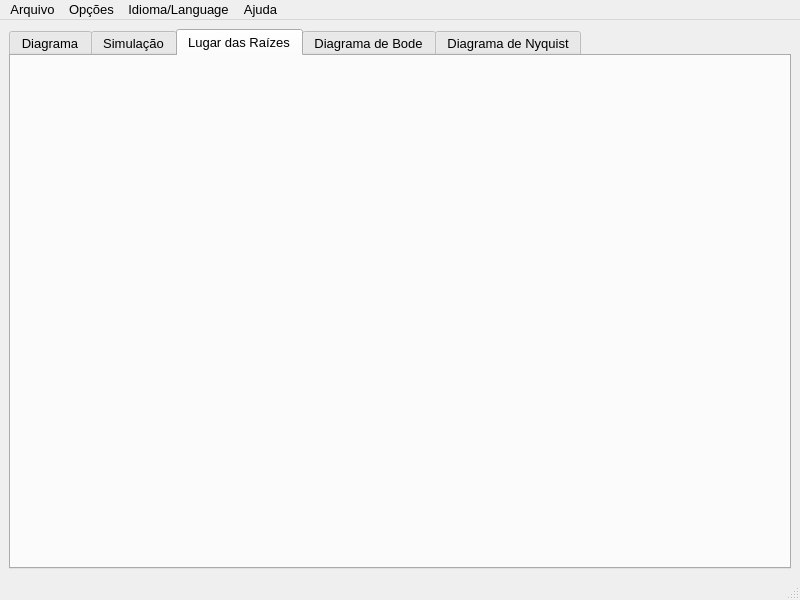
The window that LabControle2/MainWindow.ui (miguelmoreto/labcontrole) describes before a commit, drawn with Qt 5.
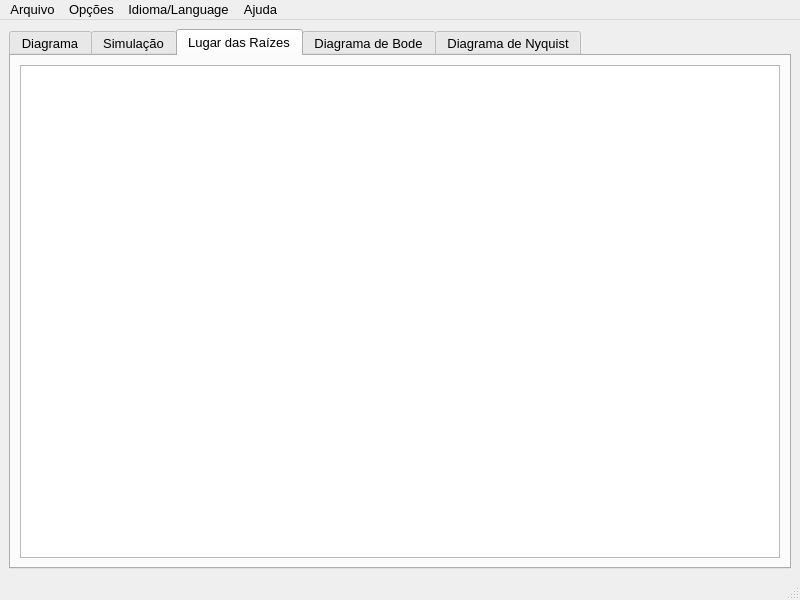
The same window after the commit. The open tabs and pages were chosen to show the change. Custom widgets are drawn as their Qt base class.

Patch:
```diff
--- a/LabControle2/MainWindow.ui
+++ b/LabControle2/MainWindow.ui
@@ -307,6 +307,18 @@
        <attribute name="title">
         <string>Lugar das Raízes</string>
        </attribute>
+       <layout class="QHBoxLayout" name="horizontalLayout_3">
+        <item>
+         <widget class="QGraphicsView" name="graphicsView">
+          <property name="transformationAnchor">
+           <enum>QGraphicsView::AnchorUnderMouse</enum>
+          </property>
+          <property name="viewportUpdateMode">
+           <enum>QGraphicsView::FullViewportUpdate</enum>
+          </property>
+         </widget>
+        </item>
+       </layout>
       </widget>
       <widget class="QWidget" name="tabBode">
        <attribute name="title">
```
Left out of the diff: 4 changed lines with no effect on the pictures.
